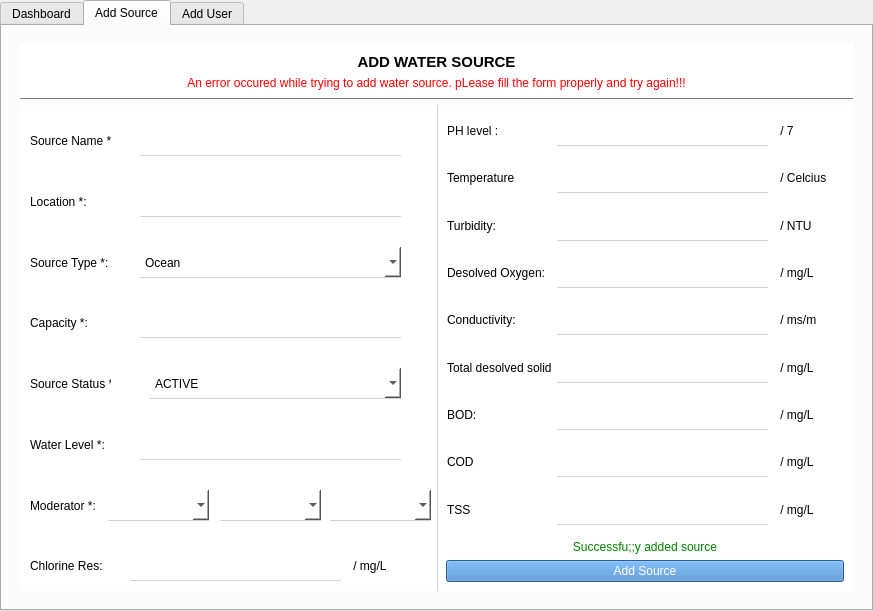
First picture: the form in dashboard.ui, repository NganeEmmanuel/waterMonitor, before the edit.
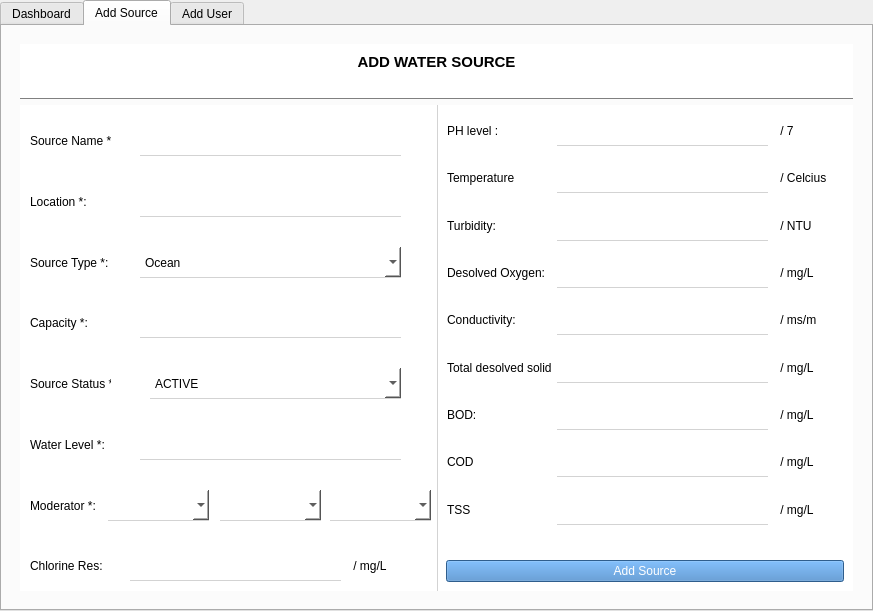
Second picture: the form after the edit.

Commit message: modification to the add sources function

Patch:
```diff
--- a/dashboard.ui
+++ b/dashboard.ui
@@ -301,7 +301,7 @@
 border-bottom: 0px;</string>
                   </property>
                   <property name="text">
-                   <string>An error occured while trying to add water source. pLease fill the form properly and try again!!!</string>
+                   <string/>
                   </property>
                   <property name="alignment">
                    <set>Qt::AlignCenter</set>
@@ -1107,7 +1107,7 @@
                          <string notr="true">color: green;</string>
                         </property>
                         <property name="text">
-                         <string>Successfu;;y added source</string>
+                         <string/>
                         </property>
                         <property name="alignment">
                          <set>Qt::AlignCenter</set>
```
The commit also changes 7 other files.
